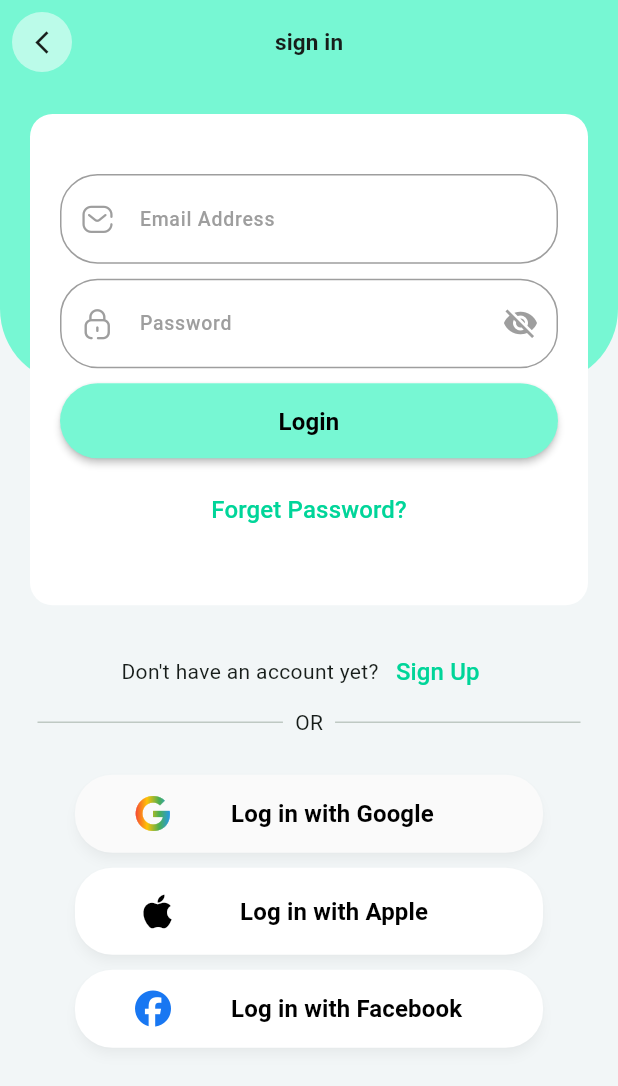
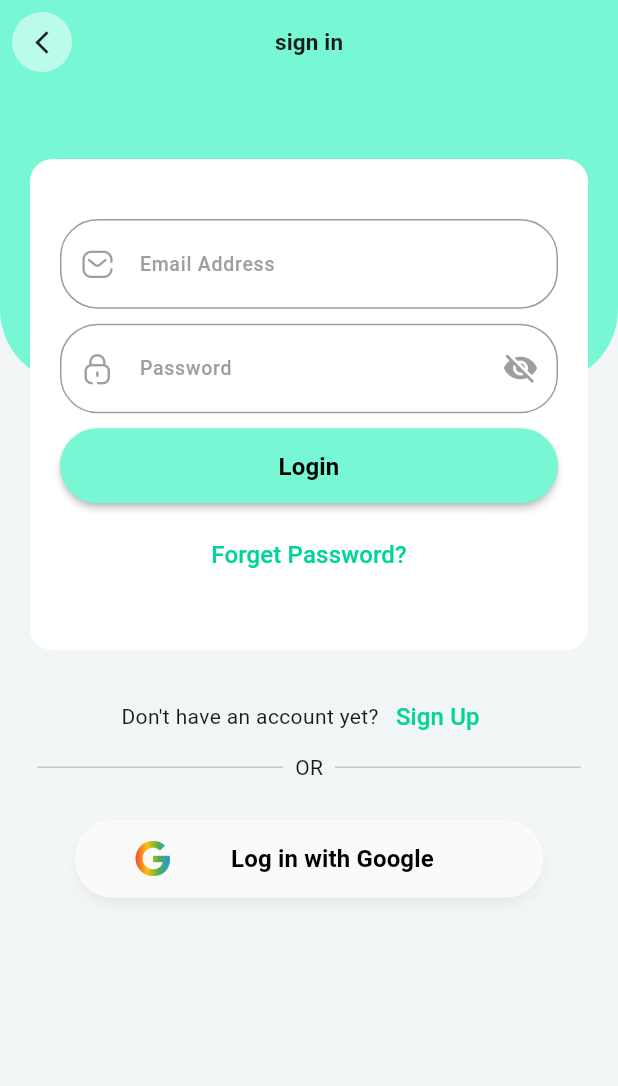
Before and after one commit to Khaled-knn/mashru3i, a Flutter app: the UserLogin screen opened by its route, on a phone screen of 412 x 824 dp. Shown: the top 1086 px of the screen. Run offline on Flutter 3.47's test engine with Material 3 defaults, Android fonts, the light colour scheme and no system bars; our stand-ins replace awesome_dialog, badges, bloc, cached_network_image, carousel_slider, conditional_builder_null_safety and 22 more; missing offline and left inert: animator; accounts and stored records are empty; network calls fail; Roboto replaces fonts that are missing (Poppins).

Commit message:
remove login with facebook

```diff
--- a/lib/presentation/screens/user/log_in/ui/user_login.dart
+++ b/lib/presentation/screens/user/log_in/ui/user_login.dart
@@ -69,10 +69,16 @@ class UserLogin extends StatelessWidget {
                 Stack(
                   children: [
                     withNav(context),
-                    Column(
-                      children: [
-                        const UserLoginForm(),
-                      ],
+
+                    Padding(
+                      padding: const EdgeInsets.only(
+                        top: 30
+                      ),
+                      child: Column(
+                        children: [
+                          const UserLoginForm(),
+                        ],
+                      ),
                     ),
                   ],
                 ),
@@ -123,22 +129,6 @@ class UserLogin extends StatelessWidget {
                   elevation: 3.0,
                   onPressed: isLoading ? null : () => LoginCubit.get(context).signInWithGoogle(),
                   backgroundColor: Colors.grey[50],
-                  borderRadius: BorderRadius.circular(25),
-                ),
-                SocialButton(
-                  text: 'Log in with Apple',
-                  icon: Icons.apple_sharp,
-                  iconSize: 30,
-                  elevation: 3.0,
-                  onPressed: isLoading ? null : (){},
-                  borderRadius: BorderRadius.circular(25),
-                ),
-                SocialButton(
-                  text: 'Log in with Facebook',
-                  icon: FontAwesomeIcons.facebook,
-                  iconColor: const Color(0xFF1877F2),
-                  elevation: 3.0,
-                  onPressed: isLoading ? null : () {},
                   borderRadius: BorderRadius.circular(25),
                 ),
               ],
```
